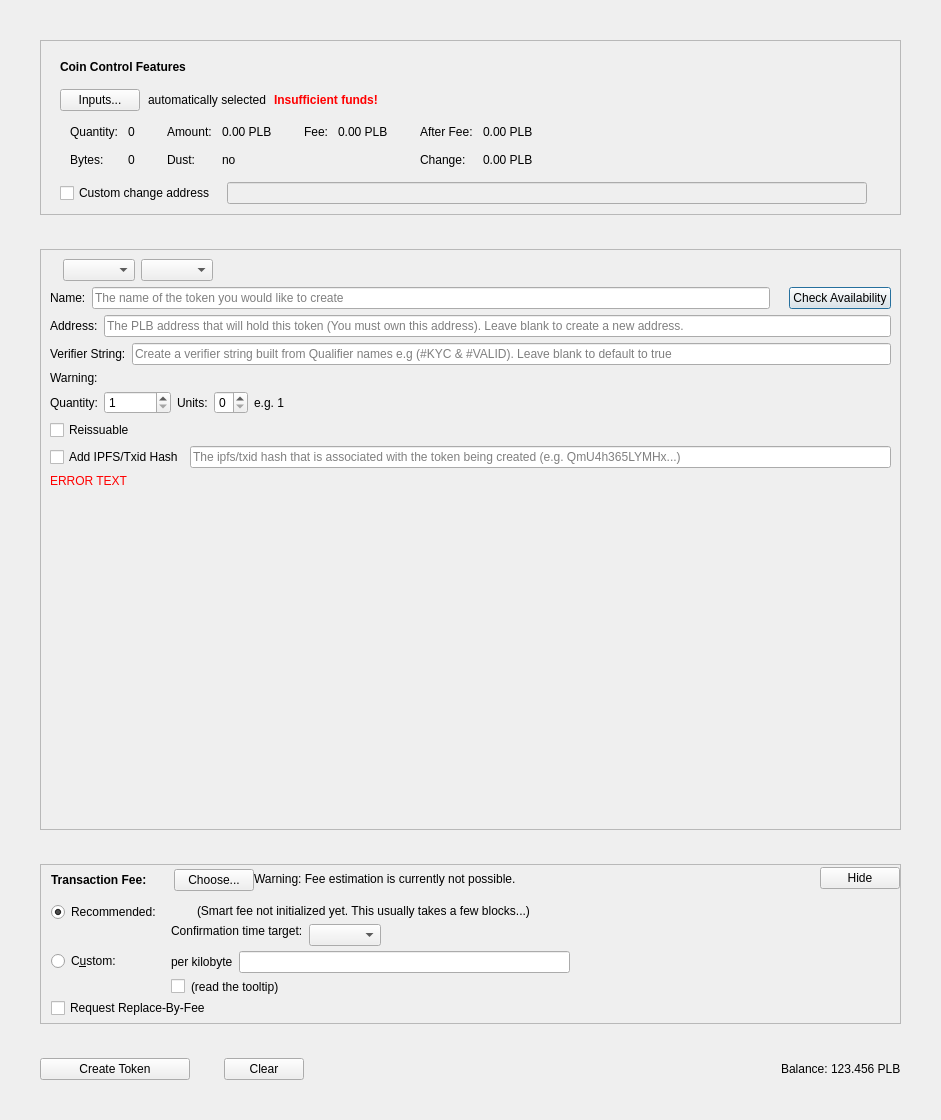
First picture: the form in src/qt/forms/createtokendialog.ui, repository PaladeumBlockchain/Paladeum, before the edit.
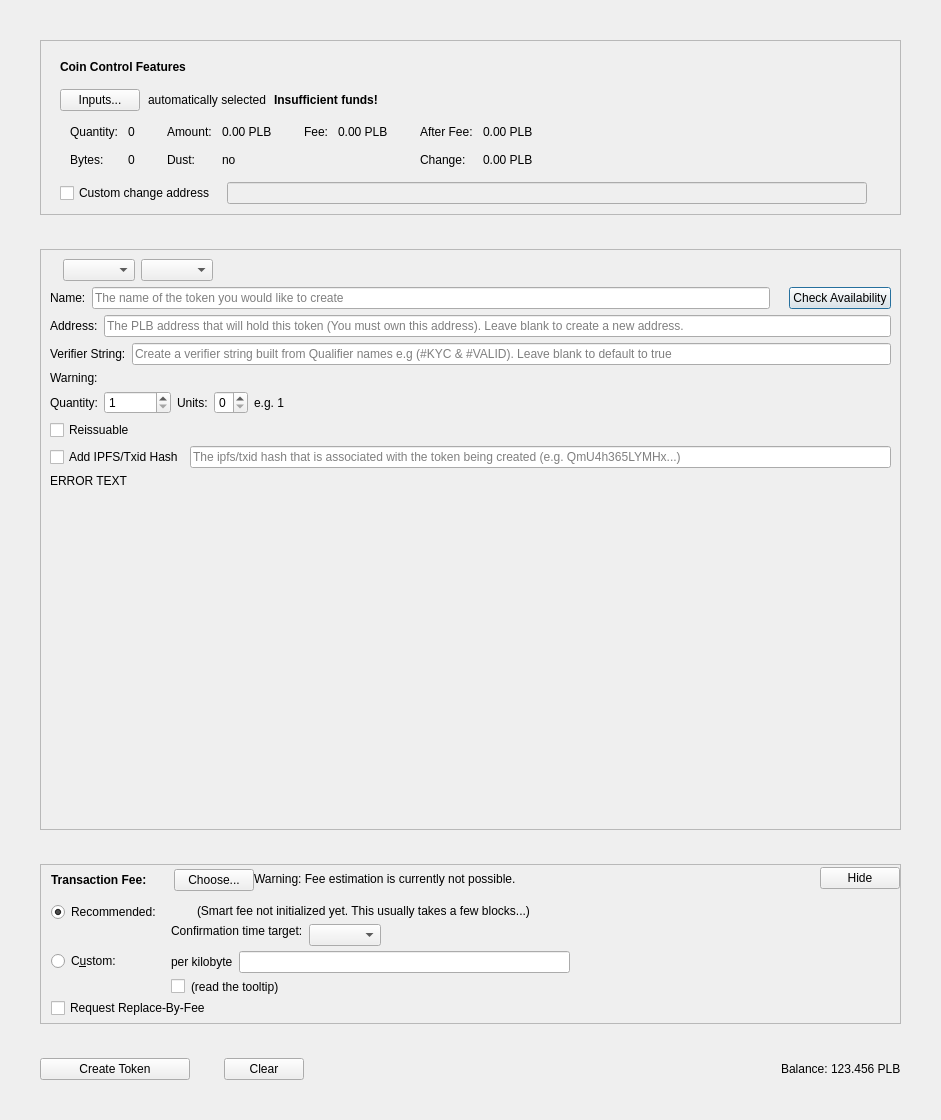
Second picture: the form after the edit. Custom widgets are drawn as their Qt base class.

The edit to the form file:
```diff
--- a/src/qt/forms/createtokendialog.ui
+++ b/src/qt/forms/createtokendialog.ui
@@ -156,7 +156,7 @@
                </font>
               </property>
               <property name="styleSheet">
-               <string notr="true">color:red;font-weight:500;</string>
+               <string notr="true">font-weight:500;</string>
               </property>
               <property name="text">
                <string>Insufficient funds!</string>
@@ -846,7 +846,7 @@
           <item>
            <widget class="QLabel" name="messageLabel">
             <property name="styleSheet">
-             <string notr="true">color: red</string>
+             <string notr="true"/>
             </property>
             <property name="text">
              <string>ERROR TEXT</string>
```
Left out of the diff: 4 changed lines with no effect on the pictures.
